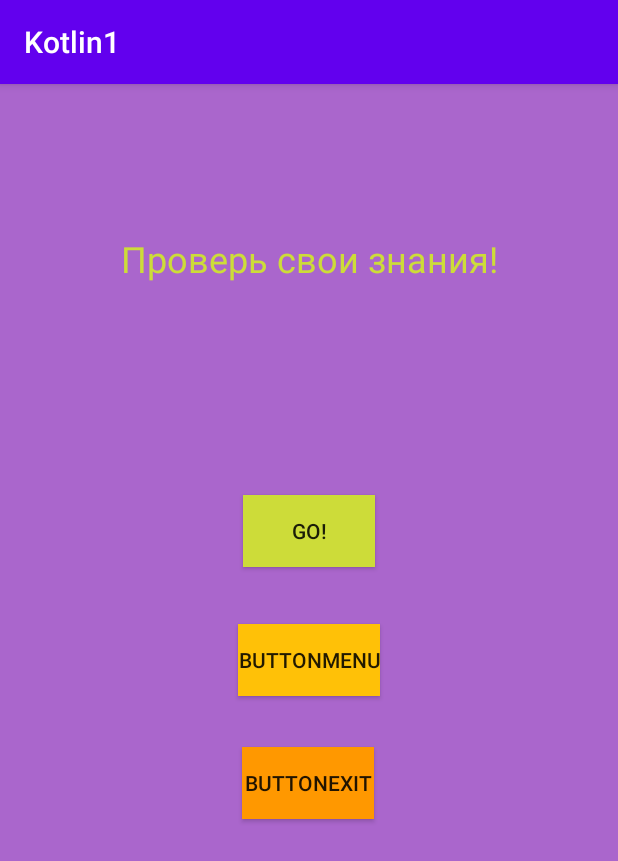
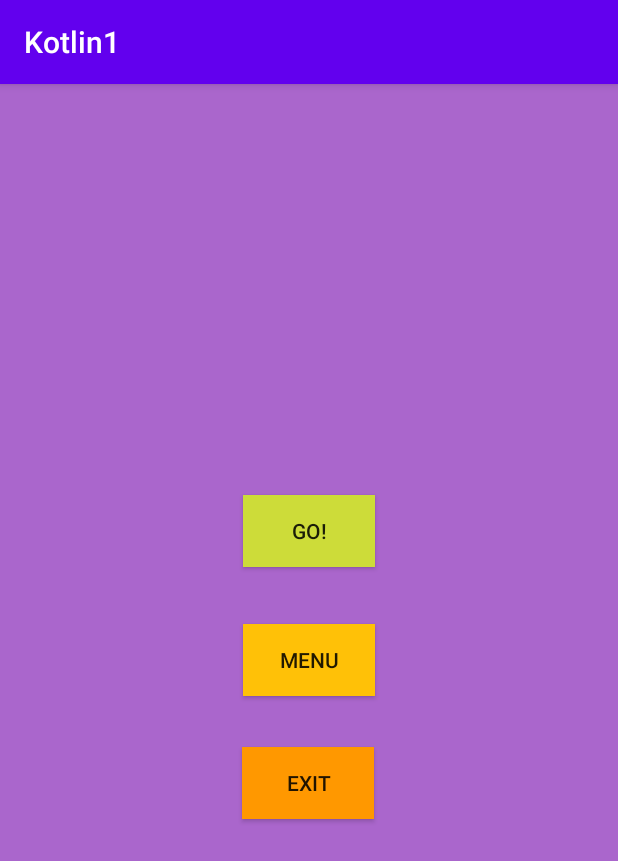
Before and after one commit to AlexYudenkov/Miner, an Android app: the screen it shows after launch (MainActivity), on a phone screen of 412 x 824 dp. Shown: the top 861 px of the screen. Run offline under Robolectric (Android 15) with nearby library versions, the phone set to English and light mode, and no system bars.

Commit message:
Remove text
Signed-off-by: AlexYudenkov <alexydenkov99@gmail.com>

```diff
--- a/app/src/main/java/com/example/kotlin1/MainActivity.kt
+++ b/app/src/main/java/com/example/kotlin1/MainActivity.kt
@@ -21,7 +21,6 @@ class MainActivity : AppCompatActivity() {
         super.onCreate(savedInstanceState)
         setContentView(R.layout.activity_main)
         //присваиваем кнопкам реальные id
-        val textS: TextView = findViewById(R.id.textHeader)
         val Play: Button = findViewById(R.id.buttonPlay)
         val Menu1: Button = findViewById(R.id.buttonMenu)
         val Exit1: Button = findViewById(R.id.buttonExit)
@@ -39,5 +38,6 @@ class MainActivity : AppCompatActivity() {
             System.exit(0)
         }
 
+
     }
 }
--- a/app/src/main/res/layout/activity_main.xml
+++ b/app/src/main/res/layout/activity_main.xml
@@ -15,7 +15,7 @@
         android:layout_marginTop="252dp"
         android:layout_marginBottom="16dp"
         android:background="#CDDC39"
-        android:text="Go!"
+        android:text="@string/go"
         app:layout_constraintBottom_toTopOf="@+id/buttonMenu"
         app:layout_constraintEnd_toEndOf="parent"
         app:layout_constraintHorizontal_bias="0.501"
@@ -27,7 +27,7 @@
         android:layout_width="wrap_content"
         android:layout_height="wrap_content"
         android:background="#FFC107"
-        android:text="@string/button"
+        android:text="@string/menu"
         app:layout_constraintBottom_toBottomOf="parent"
         app:layout_constraintEnd_toEndOf="parent"
         app:layout_constraintStart_toStartOf="parent"
@@ -39,23 +39,11 @@
         android:layout_height="wrap_content"
         android:layout_marginBottom="244dp"
         android:background="#FF9800"
-        android:text="@string/buttonExit"
+        android:text="@string/exit"
         app:layout_constraintBottom_toBottomOf="parent"
         app:layout_constraintEnd_toEndOf="parent"
         app:layout_constraintHorizontal_bias="0.498"
         app:layout_constraintStart_toStartOf="parent"
         app:layout_constraintTop_toBottomOf="@+id/buttonMenu" />
 
-    <TextView
-        android:id="@+id/textHeader"
-        android:layout_width="wrap_content"
-        android:layout_height="wrap_content"
-        android:layout_marginTop="100dp"
-        android:text="Проверь свои знания!"
-        android:textColor="#CDDC39"
-        android:textSize="24sp"
-        app:layout_constraintEnd_toEndOf="parent"
-        app:layout_constraintStart_toStartOf="parent"
-        app:layout_constraintTop_toTopOf="parent" />
-
 </androidx.constraintlayout.widget.ConstraintLayout>
--- a/app/src/main/res/values/strings.xml
+++ b/app/src/main/res/values/strings.xml
@@ -19,4 +19,7 @@
     <string name="attachment_summary_on">Automatically download attachments for incoming emails
     </string>
     <string name="attachment_summary_off">Only download attachments when manually requested</string>
+    <string name="go">Go!</string>
+    <string name="menu">Menu</string>
+    <string name="exit">Exit</string>
 </resources>
```
